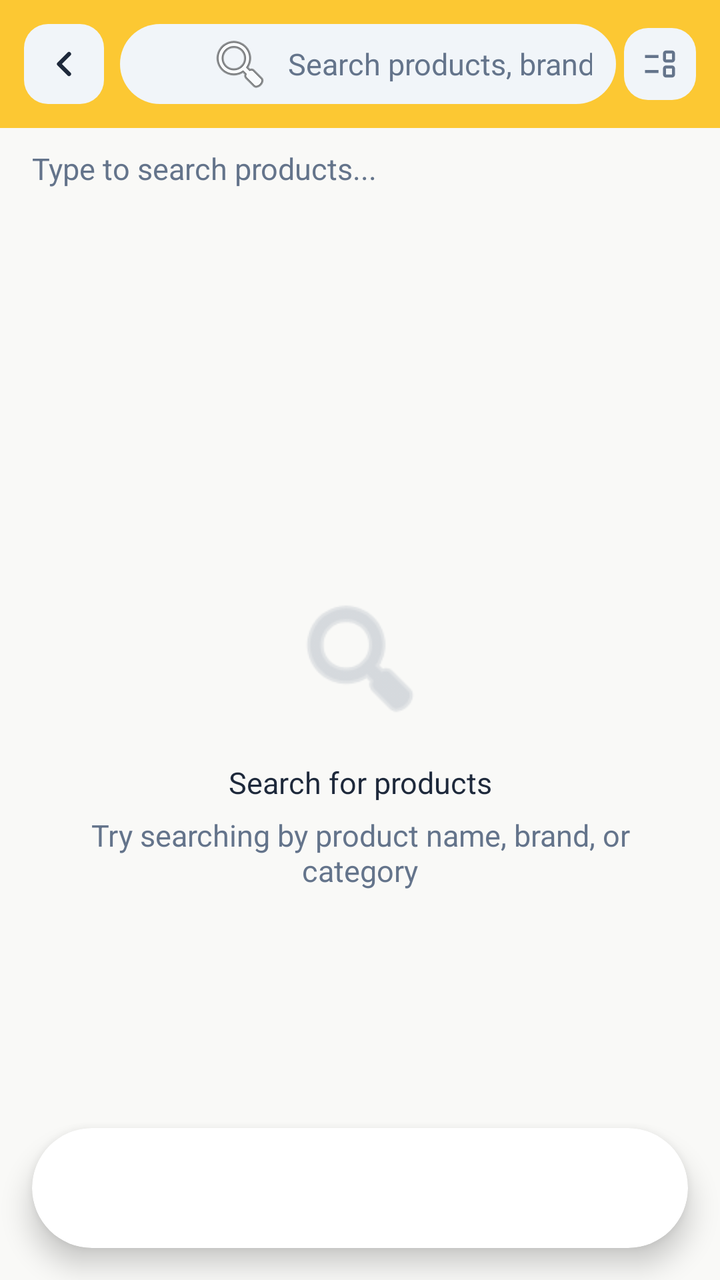
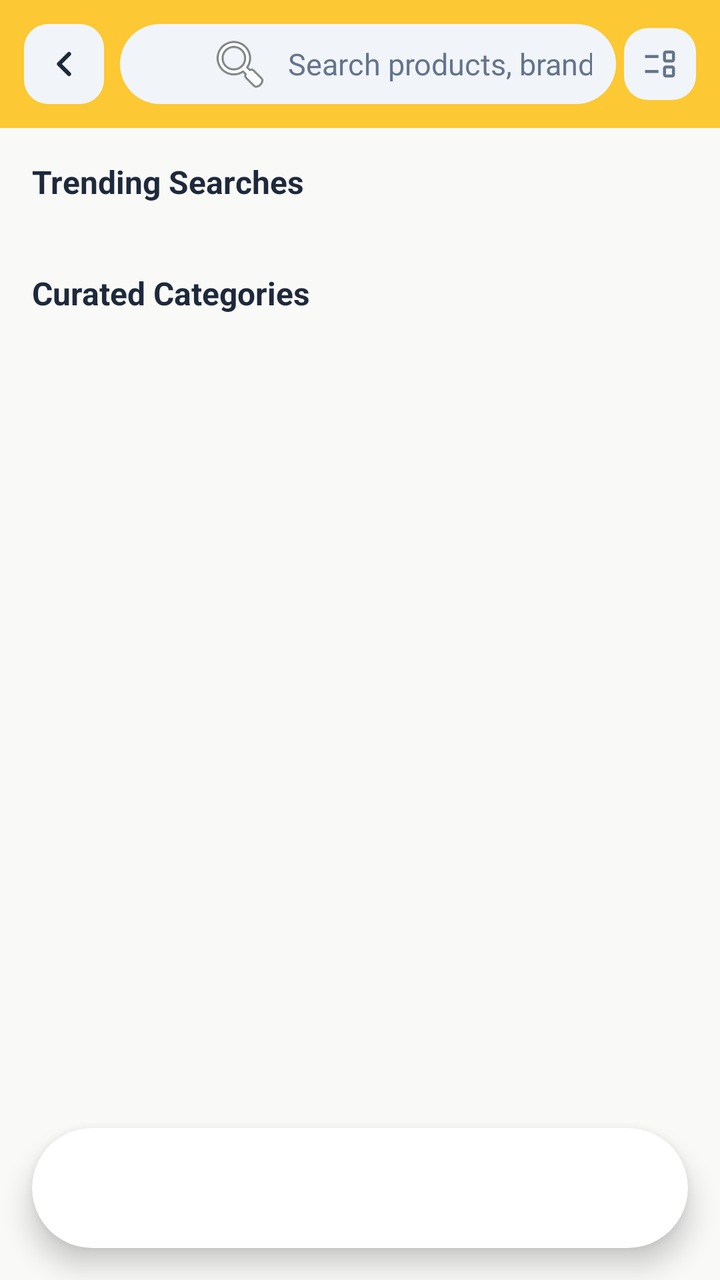

An Android layout rendered at two revisions. The XML below is the earlier revision; the diff shows what the commit changed to produce the second picture.
<!-- AndroidManifest.xml: application theme Theme.BeckieDealApp -->
<!-- res/layout/activity_search.xml -->
﻿<?xml version="1.0" encoding="utf-8"?>
<androidx.constraintlayout.widget.ConstraintLayout
    xmlns:android="http://schemas.android.com/apk/res/android"
    xmlns:app="http://schemas.android.com/apk/res-auto"
    android:layout_width="match_parent"
    android:layout_height="match_parent"
    android:background="@color/background"
    android:fitsSystemWindows="true">

    
    <com.google.android.material.appbar.MaterialToolbar
        android:id="@+id/topAppBar"
        android:layout_width="match_parent"
        android:layout_height="64dp"
        android:background="@color/topbar_yellow_transparent"
        app:elevation="0dp"
        app:contentInsetStart="0dp"
        app:layout_constraintTop_toTopOf="parent">

        <RelativeLayout
            android:layout_width="match_parent"
            android:layout_height="match_parent"
            android:paddingHorizontal="12dp">

            
            <ImageView
                android:id="@+id/backButton"
                android:layout_width="40dp"
                android:layout_height="40dp"
                android:layout_alignParentStart="true"
                android:layout_centerVertical="true"
                android:background="@drawable/form_field_background"
                android:padding="10dp"
                android:src="@drawable/ic_arrow_left"
                android:contentDescription="Back"
                app:tint="@color/text_primary" />

            
            <EditText
                android:id="@+id/searchEditText"
                android:layout_width="match_parent"
                android:layout_height="40dp"
                android:layout_toEndOf="@+id/backButton"
                android:layout_toStartOf="@+id/clearButton"
                android:layout_centerVertical="true"
                android:layout_marginStart="8dp"
                android:layout_marginEnd="4dp"
                android:background="@drawable/search_background"
                android:hint="Search products, brands..."
                android:textColorHint="@color/text_secondary"
                android:textAppearance="@style/TextAppearance.App.Body"
                android:paddingStart="44dp"
                android:paddingEnd="12dp"
                android:drawableStart="@android:drawable/ic_menu_search"
                android:drawablePadding="8dp"
                android:inputType="text"
                android:imeOptions="actionSearch"
                android:singleLine="true" />

            
            <ImageView
                android:id="@+id/clearButton"
                android:layout_width="36dp"
                android:layout_height="36dp"
                android:layout_toStartOf="@+id/viewModeButton"
                android:layout_centerVertical="true"
                android:layout_marginEnd="4dp"
                android:background="@drawable/form_field_background"
                android:padding="8dp"
                android:src="@android:drawable/ic_menu_close_clear_cancel"
                app:tint="@color/text_secondary"
                android:visibility="gone" />

            
            <RelativeLayout
                android:id="@+id/viewModeButton"
                android:layout_width="36dp"
                android:layout_height="36dp"
                android:layout_alignParentEnd="true"
                android:layout_centerVertical="true"
                android:background="@drawable/form_field_background"
                android:clickable="true"
                android:focusable="true">

                <ImageView
                    android:id="@+id/viewModeIcon"
                    android:layout_width="18dp"
                    android:layout_height="18dp"
                    android:layout_centerInParent="true"
                    android:src="@drawable/event_list_24"
                    app:tint="@color/text_secondary" />

            </RelativeLayout>

        </RelativeLayout>
    </com.google.android.material.appbar.MaterialToolbar>

    
    <TextView
        android:id="@+id/resultsLabel"
        android:layout_width="match_parent"
        android:layout_height="wrap_content"
        android:paddingHorizontal="16dp"
        android:paddingTop="10dp"
        android:paddingBottom="4dp"
        android:text="Type to search products..."
        android:textAppearance="@style/TextAppearance.App.Body"
        android:textColor="@color/text_secondary"
        app:layout_constraintTop_toBottomOf="@id/topAppBar" />

    
    <androidx.core.widget.NestedScrollView
        android:id="@+id/resultsScrollView"
        android:layout_width="match_parent"
        android:layout_height="0dp"
        android:fillViewport="true"
        android:clipToPadding="false"
        android:visibility="gone"
        app:layout_constraintTop_toBottomOf="@id/resultsLabel"
        app:layout_constraintBottom_toBottomOf="parent">

        <GridLayout
            android:id="@+id/resultsGrid"
            android:layout_width="match_parent"
            android:layout_height="wrap_content"
            android:layout_marginTop="4dp"
            android:paddingBottom="140dp"
            android:background="@color/border_color"
            android:columnCount="2"
            android:clipToPadding="false" />

    </androidx.core.widget.NestedScrollView>

    
    <LinearLayout
        android:id="@+id/emptyState"
        android:layout_width="wrap_content"
        android:layout_height="wrap_content"
        android:layout_gravity="center"
        android:orientation="vertical"
        android:gravity="center"
        android:padding="32dp"
        app:layout_constraintTop_toBottomOf="@id/resultsLabel"
        app:layout_constraintBottom_toBottomOf="parent"
        app:layout_constraintStart_toStartOf="parent"
        app:layout_constraintEnd_toEndOf="parent">

        <ImageView
            android:layout_width="72dp"
            android:layout_height="72dp"
            android:src="@android:drawable/ic_menu_search"
            app:tint="@color/text_secondary"
            android:alpha="0.4" />

        <TextView
            android:id="@+id/emptyTitle"
            android:layout_width="wrap_content"
            android:layout_height="wrap_content"
            android:layout_marginTop="16dp"
            android:text="Search for products"
            android:textAppearance="@style/TextAppearance.App.CardProductName"
            android:gravity="center" />

        <TextView
            android:id="@+id/emptySubtitle"
            android:layout_width="wrap_content"
            android:layout_height="wrap_content"
            android:layout_marginTop="6dp"
            android:text="Try searching by product name, brand, or category"
            android:textAppearance="@style/TextAppearance.App.Body"
            android:textColor="@color/text_secondary"
            android:gravity="center" />

    </LinearLayout>

    
    <include layout="@layout/layout_bottom_nav" />

</androidx.constraintlayout.widget.ConstraintLayout>
<!-- res/layout/layout_bottom_nav.xml (included above) -->
<?xml version="1.0" encoding="utf-8"?>
<FrameLayout
    xmlns:android="http://schemas.android.com/apk/res/android"
    xmlns:app="http://schemas.android.com/apk/res-auto"
    android:id="@+id/bottomNavGlassHost"
    android:layout_width="0dp"
    android:layout_height="wrap_content"
    android:layout_marginStart="@dimen/bottom_nav_side_margin"
    android:layout_marginEnd="@dimen/bottom_nav_side_margin"
    android:layout_marginBottom="@dimen/bottom_nav_bottom_margin"
    android:background="@drawable/bottom_nav_glass_bg"
    android:clipToOutline="true"
    android:elevation="8dp"
    app:layout_constraintBottom_toBottomOf="parent"
    app:layout_constraintStart_toStartOf="parent"
    app:layout_constraintEnd_toEndOf="parent">

    <LinearLayout
        android:id="@+id/customBottomNav"
        android:layout_width="match_parent"
        android:layout_height="60dp"
        android:orientation="horizontal"
        android:gravity="center"
        android:paddingStart="4dp"
        android:paddingEnd="4dp"
        android:weightSum="5.0">

        
        <LinearLayout
            android:id="@+id/navItemHome"
            android:layout_width="0dp"
            android:layout_height="match_parent"
            android:layout_weight="1"
            android:gravity="center"
            android:orientation="horizontal"
            android:clickable="true"
            android:focusable="true"
            android:background="?attr/selectableItemBackgroundBorderless">

            <LinearLayout
                android:id="@+id/navPillHome"
                android:layout_width="wrap_content"
                android:layout_height="34dp"
                android:orientation="horizontal"
                android:gravity="center"
                android:paddingStart="8dp"
                android:paddingEnd="8dp"
                android:background="@drawable/nav_pill_background">

                <ImageView
                    android:id="@+id/navIconHome"
                    android:layout_width="20dp"
                    android:layout_height="20dp"
                    android:src="@drawable/bottom_nav_home_icon"
                    android:scaleType="fitCenter" />

                <TextView
                    android:id="@+id/navLabelHome"
                    android:layout_width="wrap_content"
                    android:layout_height="wrap_content"
                    android:layout_marginStart="5dp"
                    android:text="Home"
                    android:textSize="11sp"
                    android:textStyle="bold"
                    android:visibility="gone"
                    android:alpha="0"
                    android:includeFontPadding="false" />
            </LinearLayout>
        </LinearLayout>

        
        <LinearLayout
            android:id="@+id/navItemCategories"
            android:layout_width="0dp"
            android:layout_height="match_parent"
            android:layout_weight="1"
            android:gravity="center"
            android:orientation="horizontal"
            android:clickable="true"
            android:focusable="true"
            android:background="?attr/selectableItemBackgroundBorderless">

            <LinearLayout
                android:id="@+id/navPillCategories"
                android:layout_width="wrap_content"
                android:layout_height="34dp"
                android:orientation="horizontal"
                android:gravity="center"
                android:paddingStart="8dp"
                android:paddingEnd="8dp"
                android:background="@drawable/nav_pill_background">

                <ImageView
                    android:id="@+id/navIconCategories"
                    android:layout_width="20dp"
                    android:layout_height="20dp"
                    android:src="@drawable/bottom_nav_categories_icon"
                    android:scaleType="fitCenter" />

                <TextView
                    android:id="@+id/navLabelCategories"
                    android:layout_width="wrap_content"
                    android:layout_height="wrap_content"
                    android:layout_marginStart="5dp"
                    android:text="Categories"
                    android:textSize="11sp"
                    android:textStyle="bold"
                    android:visibility="gone"
                    android:alpha="0"
                    android:includeFontPadding="false"
                    android:maxLines="1" />
            </LinearLayout>
        </LinearLayout>

        
        <LinearLayout
            android:id="@+id/navItemWishlist"
            android:layout_width="0dp"
            android:layout_height="match_parent"
            android:layout_weight="1"
            android:gravity="center"
            android:orientation="horizontal"
            android:clickable="true"
            android:focusable="true"
            android:background="?attr/selectableItemBackgroundBorderless">

            <LinearLayout
                android:id="@+id/navPillWishlist"
                android:layout_width="wrap_content"
                android:layout_height="34dp"
                android:orientation="horizontal"
                android:gravity="center"
                android:paddingStart="8dp"
                android:paddingEnd="8dp"
                android:background="@drawable/nav_pill_background">

                <ImageView
                    android:id="@+id/navIconWishlist"
                    android:layout_width="20dp"
                    android:layout_height="20dp"
                    android:src="@drawable/bottom_nav_favorites_icon"
                    android:scaleType="fitCenter" />

                <TextView
                    android:id="@+id/navLabelWishlist"
                    android:layout_width="wrap_content"
                    android:layout_height="wrap_content"
                    android:layout_marginStart="5dp"
                    android:text="Wishlist"
                    android:textSize="11sp"
                    android:textStyle="bold"
                    android:visibility="gone"
                    android:alpha="0"
                    android:includeFontPadding="false"
                    android:maxLines="1" />
            </LinearLayout>
        </LinearLayout>

        
        <LinearLayout
            android:id="@+id/navItemCart"
            android:layout_width="0dp"
            android:layout_height="match_parent"
            android:layout_weight="1"
            android:gravity="center"
            android:orientation="horizontal"
            android:clickable="true"
            android:focusable="true"
            android:background="?attr/selectableItemBackgroundBorderless">

            <LinearLayout
                android:id="@+id/navPillCart"
                android:layout_width="wrap_content"
                android:layout_height="34dp"
                android:orientation="horizontal"
                android:gravity="center"
                android:paddingStart="8dp"
                android:paddingEnd="8dp"
                android:background="@drawable/nav_pill_background">

                <ImageView
                    android:id="@+id/navIconCart"
                    android:layout_width="20dp"
                    android:layout_height="20dp"
                    android:src="@drawable/bottom_nav_cart_icon"
                    android:scaleType="fitCenter" />

                
                <FrameLayout
                    android:layout_width="wrap_content"
                    android:layout_height="wrap_content"
                    android:layout_marginStart="-6dp"
                    android:layout_marginTop="-4dp">
                    
                    <TextView
                        android:id="@+id/cartBadge"
                        android:layout_width="16dp"
                        android:layout_height="16dp"
                        android:background="@drawable/badge_pill"
                        android:backgroundTint="@color/primary"
                        android:textSize="9sp"
                        android:textStyle="bold"
                        android:textColor="@color/white_fixed"
                        android:visibility="gone"
                        android:includeFontPadding="false"
                        android:gravity="center" />
                </FrameLayout>

                <TextView
                    android:id="@+id/navLabelCart"
                    android:layout_width="wrap_content"
                    android:layout_height="wrap_content"
                    android:layout_marginStart="5dp"
                    android:text="Cart"
                    android:textSize="11sp"
                    android:textStyle="bold"
                    android:visibility="gone"
                    android:alpha="0"
                    android:includeFontPadding="false" />
            </LinearLayout>
        </LinearLayout>

        
        <LinearLayout
            android:id="@+id/navItemAccount"
            android:layout_width="0dp"
            android:layout_height="match_parent"
            android:layout_weight="1"
            android:gravity="center"
            android:orientation="horizontal"
            android:clickable="true"
            android:focusable="true"
            android:background="?attr/selectableItemBackgroundBorderless">

            <LinearLayout
                android:id="@+id/navPillAccount"
                android:layout_width="wrap_content"
                android:layout_height="34dp"
                android:orientation="horizontal"
                android:gravity="center"
                android:paddingStart="8dp"
                android:paddingEnd="8dp"
                android:background="@drawable/nav_pill_background">

                <ImageView
                    android:id="@+id/navIconAccount"
                    android:layout_width="20dp"
                    android:layout_height="20dp"
                    android:src="@drawable/bottom_nav_account_icon"
                    android:scaleType="fitCenter" />

                <TextView
                    android:id="@+id/navLabelAccount"
                    android:layout_width="wrap_content"
                    android:layout_height="wrap_content"
                    android:layout_marginStart="5dp"
                    android:text="Account"
                    android:textSize="11sp"
                    android:textStyle="bold"
                    android:visibility="gone"
                    android:alpha="0"
                    android:includeFontPadding="false" />
            </LinearLayout>
        </LinearLayout>

    </LinearLayout>

</FrameLayout>
<!-- resources referenced by this layout -->
<resources>
  <color name="background">#F9F9F7</color>
  <color name="border_color">#E2E8F0</color>
  <color name="primary">#FDC011</color>
  <color name="text_primary">#1E293B</color>
  <color name="text_secondary">#64748B</color>
  <color name="topbar_yellow_transparent">#D9FDC011</color>
  <color name="white_fixed">#FFFFFF</color>
  <dimen name="bottom_nav_bottom_margin">16dp</dimen>
  <dimen name="bottom_nav_side_margin">16dp</dimen>
  <!-- drawable bottom_nav_glass_bg (drawable) -->
  <?xml version="1.0" encoding="utf-8"?>
  <shape xmlns:android="http://schemas.android.com/apk/res/android"
      android:shape="rectangle">
      <solid android:color="@color/surface" />
      <corners android:radius="32dp" />
  </shape>
  <!-- drawable form_field_background (drawable) -->
  <?xml version="1.0" encoding="utf-8"?>
  <shape xmlns:android="http://schemas.android.com/apk/res/android">
      <solid android:color="@color/input_background" />
      <corners android:radius="12dp" />
  </shape>
  <!-- drawable search_background (drawable) -->
  <?xml version="1.0" encoding="utf-8"?>
  <shape xmlns:android="http://schemas.android.com/apk/res/android">
      <solid android:color="@color/input_background" />
      <corners android:radius="24dp" />
  </shape>
  <style name="TextAppearance.App.CardProductName" parent="TextAppearance.Material3.BodyLarge">
          <item name="android:fontFamily">@font/synonym_medium</item>
          <item name="android:textSize">15sp</item>
          <item name="android:letterSpacing">0</item>
          <item name="android:textColor">@color/text_primary</item>
      </style>
  <style name="Theme.BeckieDealApp" parent="Base.Theme.BeckieDealApp">
          <item name="buttonStyle">@style/Widget.App.Button</item>
          <item name="materialButtonStyle">@style/Widget.App.Button</item>
      </style>
  <color name="surface">#FFFFFF</color>
  <color name="input_background">#F1F5F9</color>
  <style name="Widget.App.Button" parent="Widget.Material3.Button">
          <item name="shapeAppearance">@style/ShapeAppearance.App.Button.Pill</item>
          <item name="android:textAppearance">@style/TextAppearance.App.Button</item>
      </style>
  <color name="on_primary">#FFFFFF</color>
  <color name="primary_container">#FDC011</color>
  <color name="on_primary_container">#582200</color>
  <color name="chip_selected_bg">#3E2723</color>
  <color name="on_surface">#251913</color>
  <style name="TextAppearance.App.ScreenTitle" parent="TextAppearance.Material3.HeadlineMedium">
          <item name="android:fontFamily">@font/amulya_bold</item>
          <item name="android:textSize">28sp</item>
          <item name="android:letterSpacing">-0.02</item>
          <item name="android:textColor">#000000</item>
      </style>
  <style name="TextAppearance.App.PriceHero" parent="TextAppearance.Material3.TitleLarge">
          <item name="android:fontFamily">@font/amulya_bold</item>
          <item name="android:textSize">22sp</item>
          <item name="android:letterSpacing">-0.01</item>
          <item name="android:textColor">@color/text_primary</item>
      </style>
  <style name="TextAppearance.App.Button" parent="TextAppearance.Material3.LabelLarge">
          <item name="android:fontFamily">@font/synonym_semibold</item>
          <item name="android:textSize">15sp</item>
          <item name="android:letterSpacing">0.01</item>
          <item name="android:textAllCaps">false</item>
      </style>
  <style name="ShapeAppearance.App.Button.Pill" parent="">
          <item name="cornerFamily">rounded</item>
          <item name="cornerSize">50%</item>
      </style>
  <color name="nav_indicator_fill">#FFF1EB</color>
  <style name="ShapeAppearance.App.BottomNav.ActiveIndicator" parent="">
          <item name="cornerFamily">rounded</item>
          <item name="cornerSize">50%</item>
      </style>
  <!-- unchanged entries left out for length: 38 -->
</resources>

<!-- the commit's change to res/layout/activity_search.xml (unified diff, before → after) -->
@@ -46,7 +46,7 @@
                 android:layout_marginStart="8dp"
                 android:layout_marginEnd="4dp"
                 android:background="@drawable/search_background"
-                android:hint="Search products, brands..."
+                android:hint="Search products, brands, categories..."
                 android:textColorHint="@color/text_secondary"
                 android:textAppearance="@style/TextAppearance.App.Body"
                 android:paddingStart="44dp"
@@ -96,17 +96,60 @@
     </com.google.android.material.appbar.MaterialToolbar>
 
     
-    <TextView
-        android:id="@+id/resultsLabel"
+    <androidx.core.widget.NestedScrollView
+        android:id="@+id/discoveryScrollView"
         android:layout_width="match_parent"
-        android:layout_height="wrap_content"
-        android:paddingHorizontal="16dp"
-        android:paddingTop="10dp"
-        android:paddingBottom="4dp"
-        android:text="Type to search products..."
-        android:textAppearance="@style/TextAppearance.App.Body"
-        android:textColor="@color/text_secondary"
-        app:layout_constraintTop_toBottomOf="@id/topAppBar" />
+        android:layout_height="0dp"
+        android:fillViewport="true"
+        android:clipToPadding="false"
+        app:layout_constraintTop_toBottomOf="@id/topAppBar"
+        app:layout_constraintBottom_toBottomOf="parent">
+
+        <LinearLayout
+            android:layout_width="match_parent"
+            android:layout_height="wrap_content"
+            android:orientation="vertical"
+            android:padding="16dp"
+            android:paddingBottom="120dp">
+
+            
+            <TextView
+                android:layout_width="wrap_content"
+                android:layout_height="wrap_content"
+                android:text="Trending Searches"
+                android:textColor="@color/text_primary"
+                android:textSize="16sp"
+                android:textStyle="bold" />
+
+            <com.google.android.material.chip.ChipGroup
+                android:id="@+id/trendingChipGroup"
+                android:layout_width="match_parent"
+                android:layout_height="wrap_content"
+                android:layout_marginTop="10dp"
+                app:chipSpacingHorizontal="8dp"
+                app:chipSpacingVertical="4dp" />
+
+            
+            <TextView
+                android:layout_width="wrap_content"
+                android:layout_height="wrap_content"
+                android:layout_marginTop="24dp"
+                android:text="Curated Categories"
+                android:textColor="@color/text_primary"
+                android:textSize="16sp"
+                android:textStyle="bold" />
+
+            
+            <com.google.android.material.chip.ChipGroup
+                android:id="@+id/categoriesGrid"
+                android:layout_width="match_parent"
+                android:layout_height="wrap_content"
+                android:layout_marginTop="10dp"
+                app:chipSpacingHorizontal="8dp"
+                app:chipSpacingVertical="6dp" />
+
+        </LinearLayout>
+    </androidx.core.widget.NestedScrollView>
 
     
     <androidx.core.widget.NestedScrollView
@@ -116,7 +159,7 @@
         android:fillViewport="true"
         android:clipToPadding="false"
         android:visibility="gone"
-        app:layout_constraintTop_toBottomOf="@id/resultsLabel"
+        app:layout_constraintTop_toBottomOf="@id/topAppBar"
         app:layout_constraintBottom_toBottomOf="parent">
 
         <GridLayout
@@ -140,7 +183,8 @@
         android:orientation="vertical"
         android:gravity="center"
         android:padding="32dp"
-        app:layout_constraintTop_toBottomOf="@id/resultsLabel"
+        android:visibility="gone"
+        app:layout_constraintTop_toBottomOf="@id/topAppBar"
         app:layout_constraintBottom_toBottomOf="parent"
         app:layout_constraintStart_toStartOf="parent"
         app:layout_constraintEnd_toEndOf="parent">
@@ -150,14 +194,15 @@
             android:layout_height="72dp"
             android:src="@android:drawable/ic_menu_search"
             app:tint="@color/text_secondary"
-            android:alpha="0.4" />
+            android:alpha="0.4"
+            android:contentDescription="@null" />
 
         <TextView
             android:id="@+id/emptyTitle"
             android:layout_width="wrap_content"
             android:layout_height="wrap_content"
             android:layout_marginTop="16dp"
-            android:text="Search for products"
+            android:text="No products found"
             android:textAppearance="@style/TextAppearance.App.CardProductName"
             android:gravity="center" />
 
@@ -166,7 +211,7 @@
             android:layout_width="wrap_content"
             android:layout_height="wrap_content"
             android:layout_marginTop="6dp"
-            android:text="Try searching by product name, brand, or category"
+            android:text="Try searching with a different keyword or category"
             android:textAppearance="@style/TextAppearance.App.Body"
             android:textColor="@color/text_secondary"
             android:gravity="center" />
